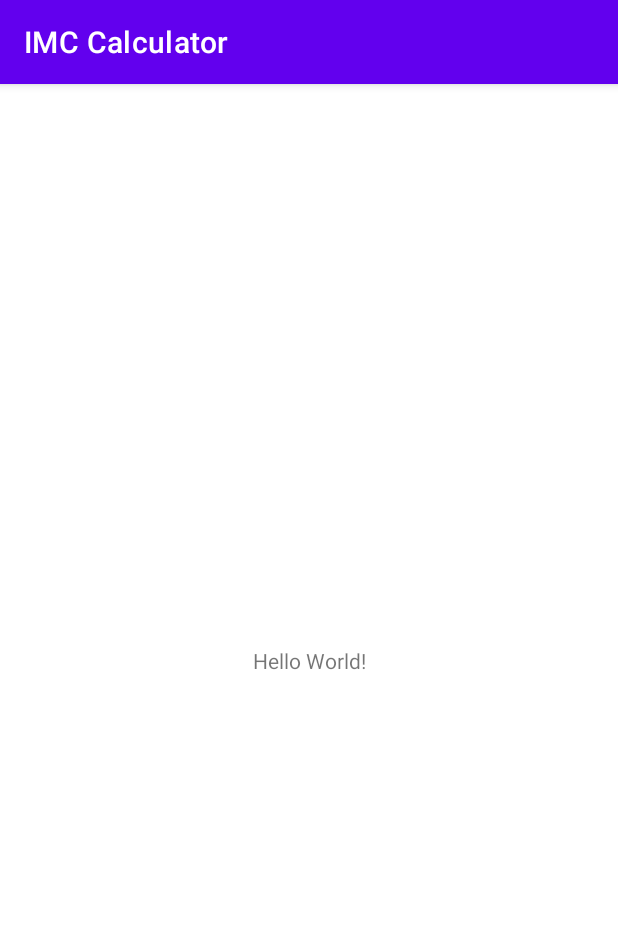
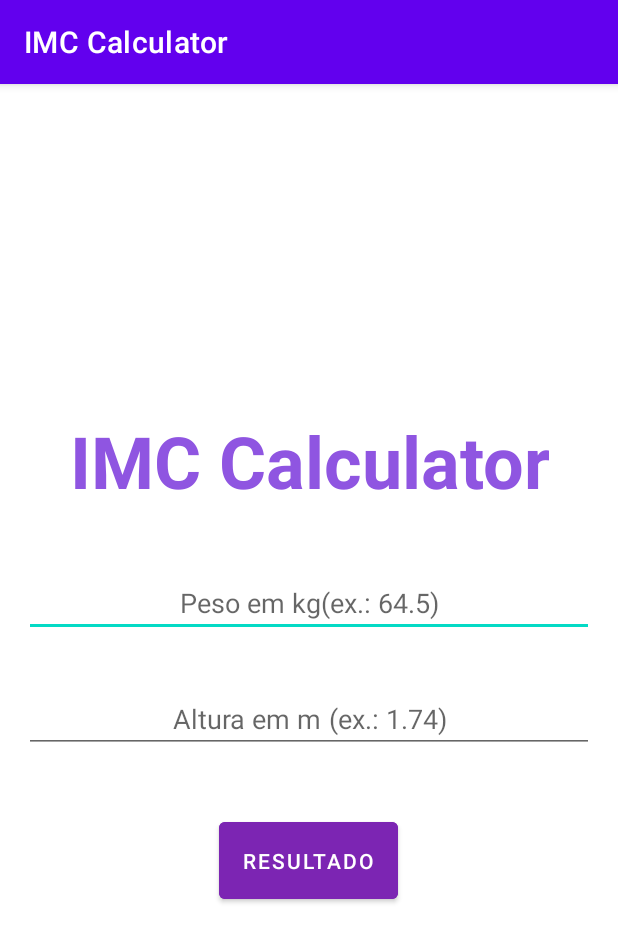
Before and after one commit to ItaloAugustoSC/IMCCalculator, an Android app: the screen it shows after launch (MainActivity), on a phone screen of 412 x 824 dp. Shown: the top 942 px of the screen. Run offline under Robolectric (Android 15) with nearby library versions, the phone set to English and light mode, and no system bars.

Commit message:
Added title, button and text fields.

```diff
--- a/app/src/main/res/layout/activity_main.xml
+++ b/app/src/main/res/layout/activity_main.xml
@@ -1,18 +1,65 @@
 <?xml version="1.0" encoding="utf-8"?>
-<androidx.constraintlayout.widget.ConstraintLayout xmlns:android="http://schemas.android.com/apk/res/android"
+<LinearLayout xmlns:android="http://schemas.android.com/apk/res/android"
     xmlns:app="http://schemas.android.com/apk/res-auto"
     xmlns:tools="http://schemas.android.com/tools"
     android:layout_width="match_parent"
     android:layout_height="match_parent"
+    android:orientation="vertical"
+    android:gravity="center"
     tools:context=".MainActivity">
 
     <TextView
+        android:id="@+id/titleTXT"
         android:layout_width="wrap_content"
         android:layout_height="wrap_content"
-        android:text="Hello World!"
+        android:text="@string/imc_calculator"
+        android:textSize="48sp"
+        android:textStyle="bold"
+        android:textColor="#8F55E1"
+        android:textAlignment="center"
+        android:layout_margin="24sp"
         app:layout_constraintBottom_toBottomOf="parent"
         app:layout_constraintLeft_toLeftOf="parent"
         app:layout_constraintRight_toRightOf="parent"
         app:layout_constraintTop_toTopOf="parent" />
 
-</androidx.constraintlayout.widget.ConstraintLayout>
+    <EditText
+        android:id="@+id/pesoEDT"
+        android:textAlignment="center"
+        android:layout_width="match_parent"
+        android:layout_height="wrap_content"
+        android:hint="@string/peso"
+        android:layout_margin="16sp"
+        android:inputType="numberDecimal"
+        app:layout_constraintBottom_toBottomOf="parent"
+        app:layout_constraintLeft_toLeftOf="parent"
+        app:layout_constraintRight_toRightOf="parent"
+        app:layout_constraintTop_toTopOf="parent" />
+
+    <EditText
+        android:id="@+id/alturaEDT"
+        android:textAlignment="center"
+        android:layout_width="match_parent"
+        android:layout_height="wrap_content"
+        android:hint="@string/altura"
+        android:layout_margin="16sp"
+        android:inputType="numberDecimal"
+        app:layout_constraintBottom_toBottomOf="parent"
+        app:layout_constraintLeft_toLeftOf="parent"
+        app:layout_constraintRight_toRightOf="parent"
+        app:layout_constraintTop_toTopOf="parent" />
+
+    <Button
+        android:id="@+id/resultadoBTN"
+        android:layout_width="wrap_content"
+        android:layout_height="wrap_content"
+        android:padding="16sp"
+        android:text="@string/resultado"
+        app:layout_constraintBottom_toBottomOf="parent"
+        android:layout_margin="24sp"
+        android:backgroundTint="#7C25B3"
+        app:layout_constraintLeft_toLeftOf="parent"
+        app:layout_constraintRight_toRightOf="parent"
+        app:layout_constraintTop_toTopOf="parent" />
+
+</LinearLayout>
--- a/app/src/main/res/values/colors.xml
+++ b/app/src/main/res/values/colors.xml
@@ -7,4 +7,5 @@
     <color name="teal_700">#FF018786</color>
     <color name="black">#FF000000</color>
     <color name="white">#FFFFFFFF</color>
+    <color name="title">#5D1FCC</color>
 </resources>
--- a/app/src/main/res/values/strings.xml
+++ b/app/src/main/res/values/strings.xml
@@ -1,3 +1,7 @@
 <resources>
     <string name="app_name">IMC Calculator</string>
+    <string name="imc_calculator">IMC Calculator</string>
+    <string name="peso">Peso em kg(ex.: 64.5)</string>
+    <string name="altura">Altura em m (ex.: 1.74)</string>
+    <string name="resultado">Resultado</string>
 </resources>
```
